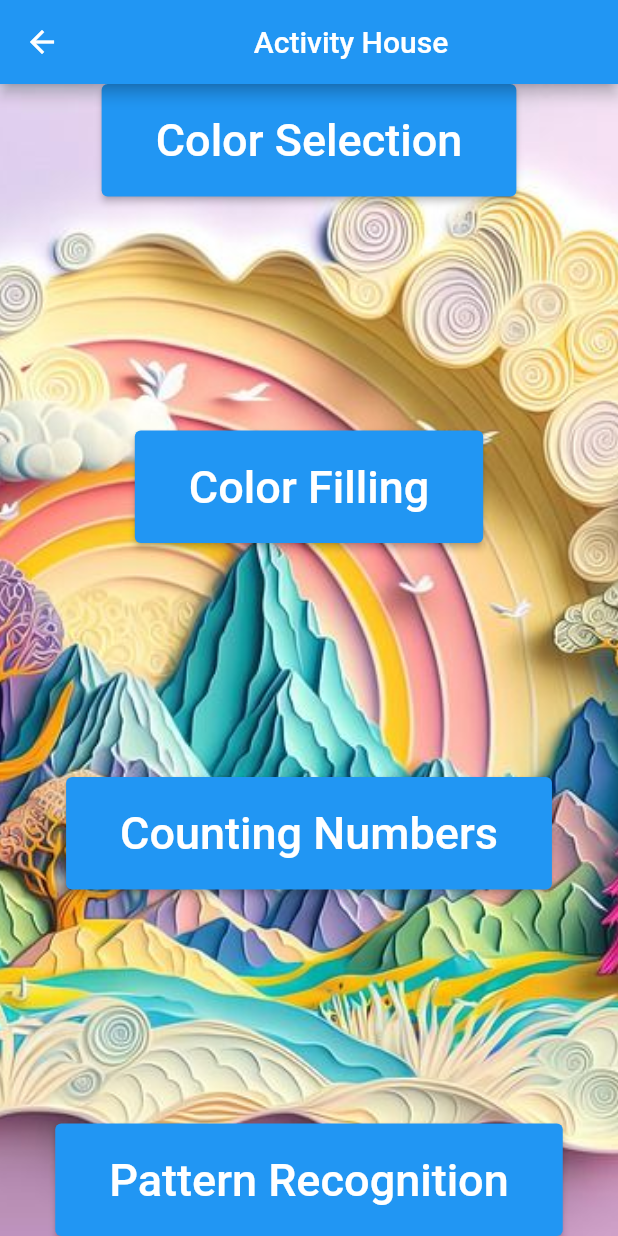
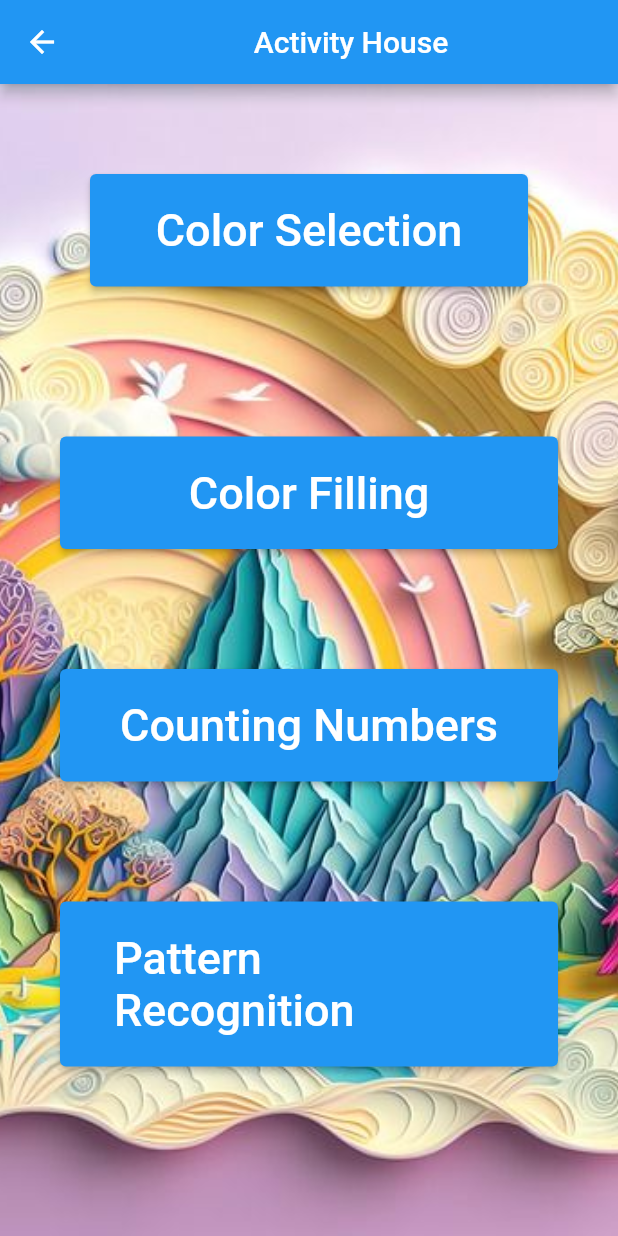
Before and after one commit to RFRanasinghe/desktopCatchMeHigherApplication, a Flutter app: the ActivityHomePage screen opened by its route, on a phone screen of 412 x 824 dp. Run offline on Flutter 3.47's test engine with Material 2 defaults, Android fonts, the phone set to English and light mode, and no system bars; missing offline and left inert: dart:js.

Commit message:
added padding and sizedBox widgets to all the buttons in activityHome file

```diff
--- a/lib/activityHome.dart
+++ b/lib/activityHome.dart
@@ -27,9 +27,12 @@ class _ActivityHomePageState extends State<ActivityHomePage> {
               ),
             ),
             child: Column(
-              mainAxisAlignment: MainAxisAlignment.spaceBetween,
               children: <Widget>[
-                new ElevatedButton(
+                Padding(
+                  padding: const EdgeInsets.all(60.0),
+                  child: SizedBox(
+                    width: 400,
+                    child: new ElevatedButton(
                       child: Padding(
                         padding: const EdgeInsets.all(20.0),
                         child: new Text(
@@ -43,7 +46,13 @@ class _ActivityHomePageState extends State<ActivityHomePage> {
                         Navigator.pushNamed(context, 'colorSelection');
                       },
                     ),
-                new ElevatedButton(
+                  ),
+                ),
+                Padding(
+                  padding: const EdgeInsets.all(40.0),
+                  child: SizedBox(
+                    width: 400,
+                    child: new ElevatedButton(
                         child: Padding(
                           padding: const EdgeInsets.all(20.0),
                           child: new Text(
@@ -56,7 +65,13 @@ class _ActivityHomePageState extends State<ActivityHomePage> {
                         onPressed: () {
                           Navigator.pushNamed(context, 'colorFilling');
                         }),
-                new ElevatedButton(
+                  ),
+                ),
+                Padding(
+                  padding: const EdgeInsets.all(40.0),
+                  child: SizedBox(
+                    width: 400,
+                    child: new ElevatedButton(
                         child: Padding(
                           padding: const EdgeInsets.all(20.0),
                           child: new Text(
@@ -69,7 +84,13 @@ class _ActivityHomePageState extends State<ActivityHomePage> {
                         onPressed: () {
                           Navigator.pushNamed(context, 'countingNum');
                         }),
-                new ElevatedButton(
+                  ),
+                ),
+                Padding(
+                  padding: const EdgeInsets.all(40.0),
+                  child: SizedBox(
+                    width: 400,
+                    child: new ElevatedButton(
                         child: Padding(
                           padding: const EdgeInsets.all(20.0),
                           child: new Text(
@@ -81,7 +102,9 @@ class _ActivityHomePageState extends State<ActivityHomePage> {
                         ),
                         onPressed: () {
                           Navigator.pushNamed(context, 'patternRecognition');
-                    })
+                        }),
+                  ),
+                )
               ],
             )),
       ),
```
Lines whose indentation alone changed are shown as unchanged.
